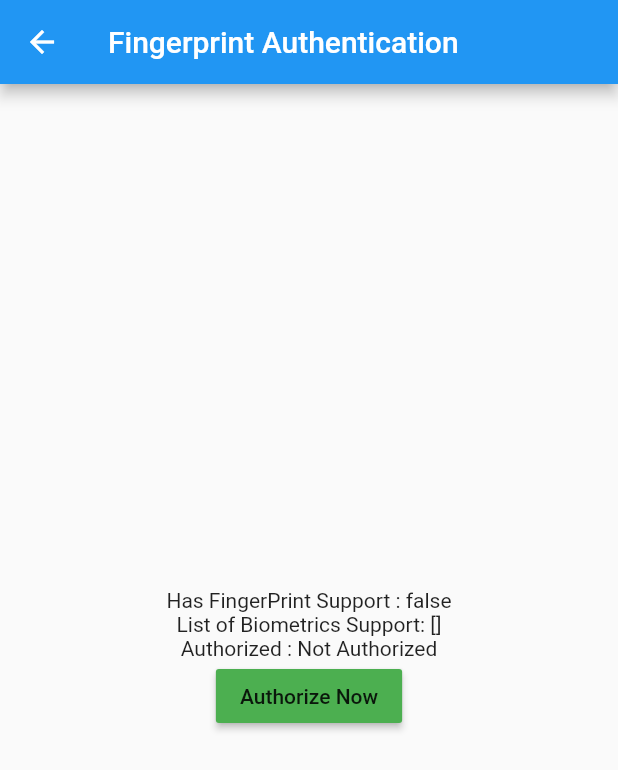
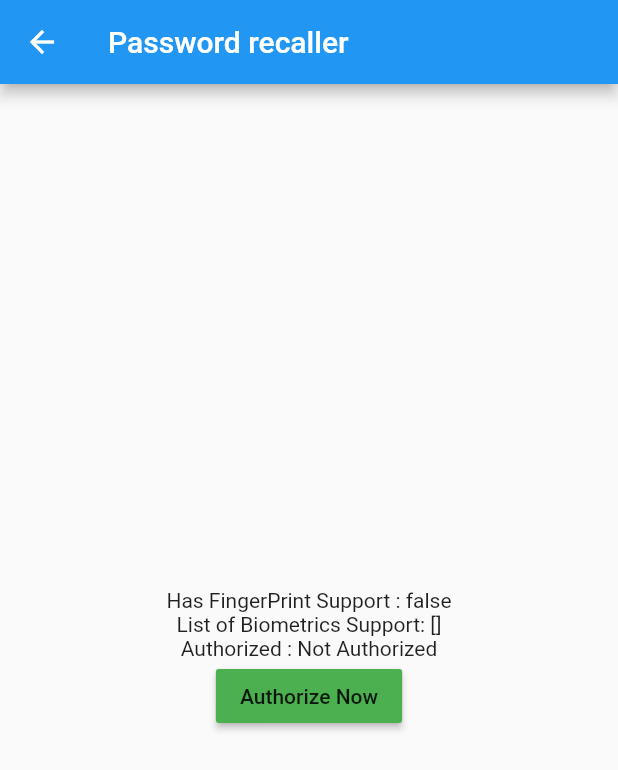
Before and after one commit to krishna0303/password_recaller, a Flutter app: the MyHomePageBio screen opened directly, after a tap on "Authorize Now", on a phone screen of 412 x 824 dp. Shown: the top 770 px of the screen. Run offline on Flutter 3.47's test engine with Material 2 defaults, Android fonts, the phone set to English and light mode, and no system bars; our stand-ins replace date_time_picker, dropdown_search, firebase_auth, firebase_core, flare_flutter, google_sign_in and 6 more; missing offline and left inert: fzregex, randomizer; accounts and stored records are empty.

Commit message:
Testing code for biometric authentication

```diff
--- a/School-management-system-flutter/lib/Screens/authentication.dart
+++ b/School-management-system-flutter/lib/Screens/authentication.dart
@@ -1,5 +1,6 @@
 import 'package:flutter/material.dart';
 import 'package:local_auth/local_auth.dart';
+import 'package:school_management/Screens/home.dart';
 
 class MyHomePageBio extends StatefulWidget {
   MyHomePageBio({Key key, this.title}) : super(key: key);
@@ -65,6 +66,16 @@ class _MyHomePageBioState extends State<MyHomePageBio> {
     if (!mounted) return;
     setState(() {
       _authorizedOrNot = authenticated ? "Authorized" : "Not Authorized";
+      if (_authorizedOrNot == "Authorized") {
+        Navigator.push(
+          context,
+          MaterialPageRoute(
+            builder: (BuildContext context) => Home(),
+          ),
+        );
+      } else {
+        print("Hola: $_authorizedOrNot");
+      }
     });
   }
 
--- a/School-management-system-flutter/lib/Screens/home.dart
+++ b/School-management-system-flutter/lib/Screens/home.dart
@@ -453,7 +453,7 @@ class _HomeState extends State<Home> with SingleTickerProviderStateMixin {
                             },
                             child: DashboardCard(
                               name: "Share",
-                              imgpath: "ShareButton.png",
+                              imgpath: "activity.png",
                             ),
                           ),
                         ),
--- a/School-management-system-flutter/lib/Screens/pin.dart
+++ b/School-management-system-flutter/lib/Screens/pin.dart
@@ -1,6 +1,7 @@
 import 'package:flutter/material.dart';
 import 'package:pin_code_fields/pin_code_fields.dart';
-import 'package:school_management/Screens/home.dart';
+import 'package:school_management/Screens/authentication.dart';
+// import 'package:school_management/Screens/home.dart';
 
 class MyAppPin extends StatelessWidget {
   final String requiredNumber;
@@ -43,7 +44,8 @@ class MyAppPin extends StatelessWidget {
                       Navigator.push(
                         context,
                         MaterialPageRoute(
-                          builder: (BuildContext context) => Home(),
+                          builder: (BuildContext context) =>
+                              MyHomePageBio(title: 'Password recaller'),
                         ),
                       );
                     } else {
--- a/School-management-system-flutter/lib/Screens/share.dart
+++ b/School-management-system-flutter/lib/Screens/share.dart
@@ -7,8 +7,8 @@ class MyShare extends StatefulWidget {
 }
 
 class _MyShareState extends State<MyShare> {
-  String text = 'https://medium.com/@suryadevsingh24032000';
-  String subject = 'follow me';
+  String text = 'http://digitalreviewadda.com/';
+  String subject = 'follow us';
   @override
   Widget build(BuildContext context) {
     return MaterialApp(
```
Also changed, not shown: School-management-system-flutter/lib/Screens/about.dart (+15 -1 lines).
